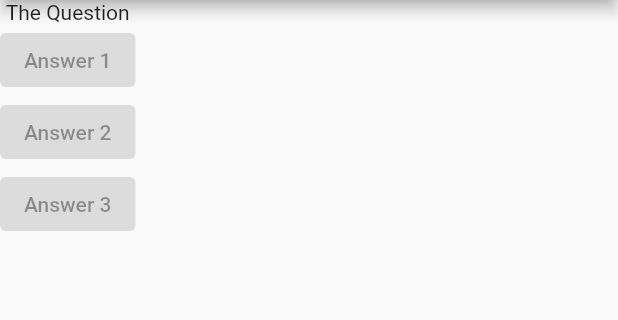
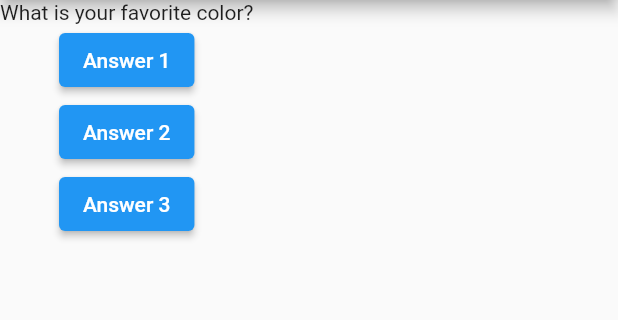
Before and after one commit to jimmy-lan/flutter_quiz_app, a Flutter app: the screen it shows after launch, on a phone screen of 412 x 824 dp, the part 84-404 px from its top. Run offline on Flutter 3.47's test engine with Material 2 defaults, Android fonts, the phone set to English and light mode, and no system bars.

Commit message:
Convert main widget to StatefulWidget

```diff
--- a/lib/main.dart
+++ b/lib/main.dart
@@ -2,23 +2,40 @@ import 'package:flutter/material.dart';
 
 void main() => runApp(MyApp());
 
-class MyApp extends StatelessWidget {
+class MyApp extends StatefulWidget {
+  @override
+  State<StatefulWidget> createState() {
+    return _MyAppState();
+  }
+}
+
+class _MyAppState extends State<MyApp> {
+  int _questionIndex = 0;
+
+  List<String> questions = [
+    "What is your favorite color?",
+    "What is your favorite animal?"
+  ];
+
+  void answerQuestion () {
+    setState(() {
+      if (_questionIndex < questions.length - 1) {
+        _questionIndex++;
+      }
+    });
+  }
+
   @override
   Widget build(BuildContext context) {
-    List<String> questions = [
-      "What is your favorite color?",
-      "What is your favorite animal?"
-    ];
-
     return MaterialApp(
         home: Scaffold(
             appBar: AppBar(title: Text("Simple Quiz App")),
             body: Column(
               children: [
-                Text("The Question"),
-                ElevatedButton(onPressed: null, child: Text("Answer 1")),
-                ElevatedButton(onPressed: null, child: Text("Answer 2")),
-                ElevatedButton(onPressed: null, child: Text("Answer 3")),
+                Text(questions[_questionIndex]),
+                ElevatedButton(onPressed: answerQuestion, child: Text("Answer 1")),
+                ElevatedButton(onPressed: answerQuestion, child: Text("Answer 2")),
+                ElevatedButton(onPressed: answerQuestion, child: Text("Answer 3")),
               ],
             )
         )
```
